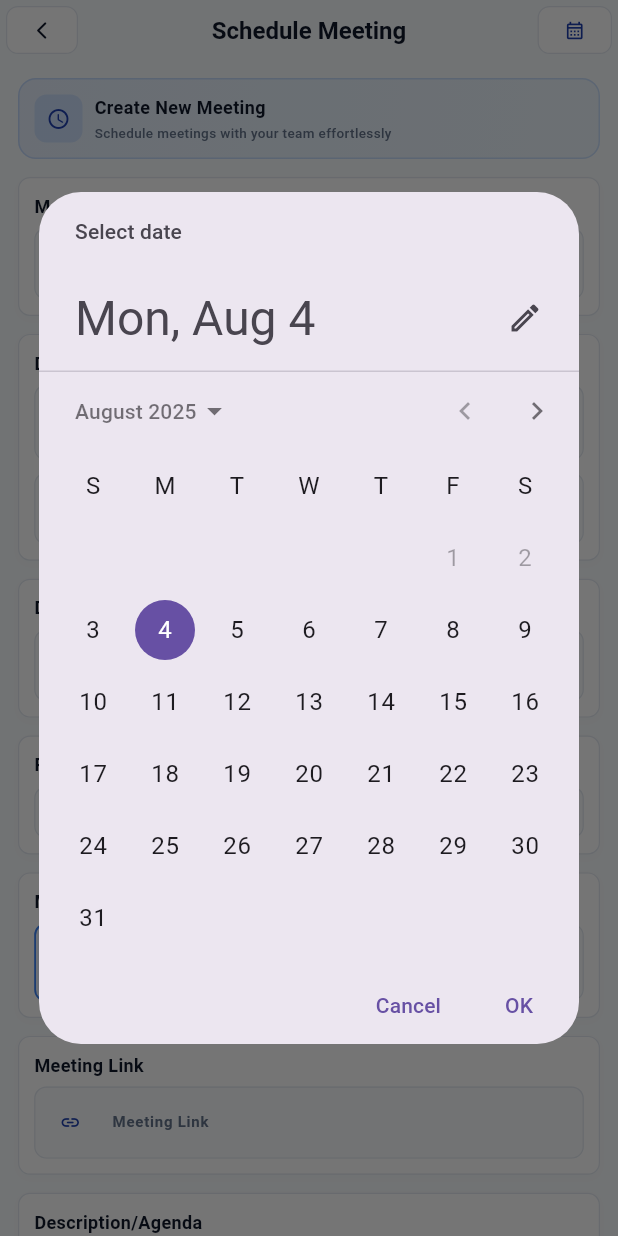
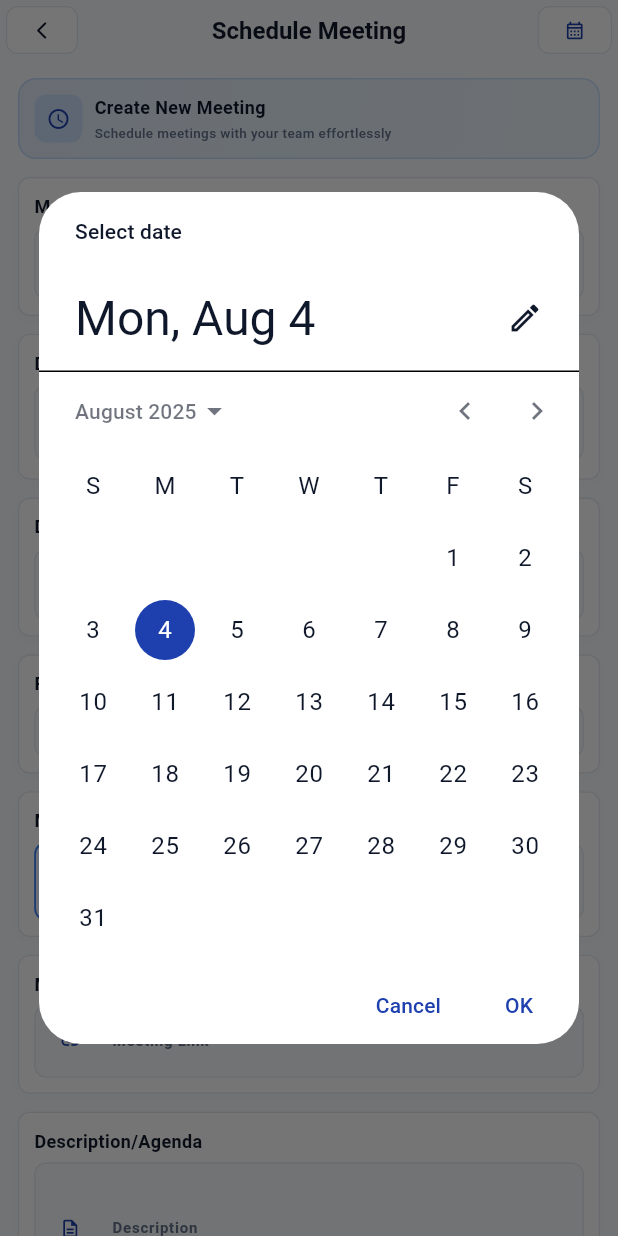
Before and after one commit to unawarexi/Flutter_Realtime_Workspace, a Flutter app: the ScheduleMeet screen opened directly, after a tap on "Date", on a phone screen of 412 x 824 dp. Run offline on Flutter 3.47's test engine with Material 3 defaults, Android fonts, the phone set to English and light mode, and no system bars; our stand-ins replace carousel_slider, dio, file_picker, firebase_auth, firebase_core, firebase_storage and 22 more; missing offline and left inert: gantt_chart, msal_auth, sign_button; accounts and stored records are empty.

Commit message:
custom date and time theme, included timezones

```diff
--- a/Flutter_Realtime_Workspace/lib/features/collaboration/presentation/widgets/date_timezone.dart
+++ b/Flutter_Realtime_Workspace/lib/features/collaboration/presentation/widgets/date_timezone.dart
@@ -25,99 +25,234 @@ class DateTimeTimezonePicker extends StatelessWidget {
   @override
   Widget build(BuildContext context) {
     final timezones = TFormatter.getAllTimeZoneNames();
-    return Column(
+    return LayoutBuilder(
+      builder: (context, constraints) {
+        final bool isWide = constraints.maxWidth > 340;
+        final double tileWidth = isWide ? (constraints.maxWidth - 16) / 3 : constraints.maxWidth;
+
+        return isWide
+            ? Row(
                 children: [
-        Row(
-          children: [
-            Expanded(
+                  SizedBox(
+                    width: tileWidth,
                     child: _buildDateTimeTile(
                       title: 'Date',
                       value: TFormatter.formatDateForUi(selectedDate),
                       icon: Icons.calendar_today_outlined,
                       isDarkMode: isDarkMode,
                       onTap: () async {
-                  final picked = await TFormatter.pickDate(context, selectedDate);
+                        final picked = await _showThemedDatePicker(context, selectedDate, isDarkMode);
                         if (picked != null && picked != selectedDate) {
                           onDateChanged(picked);
                         }
                       },
                     ),
                   ),
-            const SizedBox(width: 12),
-            Expanded(
+                  const SizedBox(width: 8),
+                  SizedBox(
+                    width: tileWidth,
                     child: _buildDateTimeTile(
                       title: 'Time',
                       value: TFormatter.formatTimeForUi(selectedTime),
                       icon: Icons.access_time_rounded,
                       isDarkMode: isDarkMode,
                       onTap: () async {
-                  final picked = await TFormatter.pickTime(context, selectedTime);
+                        final picked = await _showThemedTimePicker(context, selectedTime, isDarkMode);
                         if (picked != null && picked != selectedTime) {
                           onTimeChanged(picked);
                         }
                       },
                     ),
                   ),
+                  const SizedBox(width: 8),
+                  SizedBox(
+                    width: tileWidth,
+                    child: _buildDateTimeTile(
+                      title: 'Timezone',
+                      value: TFormatter.formatTimezone(selectedTimezone),
+                      icon: Icons.public,
+                      isDarkMode: isDarkMode,
+                      onTap: () async {
+                        final tz = await _showTimezonePicker(context, timezones, selectedTimezone, isDarkMode);
+                        if (tz != null && tz != selectedTimezone) {
+                          onTimezoneChanged(tz);
+                        }
+                      },
+                    ),
+                  ),
                 ],
+              )
+            : Column(
+                crossAxisAlignment: CrossAxisAlignment.stretch,
+                children: [
+                  _buildDateTimeTile(
+                    title: 'Date',
+                    value: TFormatter.formatDateForUi(selectedDate),
+                    icon: Icons.calendar_today_outlined,
+                    isDarkMode: isDarkMode,
+                    onTap: () async {
+                      final picked = await _showThemedDatePicker(context, selectedDate, isDarkMode);
+                      if (picked != null && picked != selectedDate) {
+                        onDateChanged(picked);
+                      }
+                    },
                   ),
                   const SizedBox(height: 8),
-        DropdownButtonFormField<String>(
-          value: selectedTimezone,
-          onChanged: (value) {
-            if (value != null) onTimezoneChanged(value);
+                  _buildDateTimeTile(
+                    title: 'Time',
+                    value: TFormatter.formatTimeForUi(selectedTime),
+                    icon: Icons.access_time_rounded,
+                    isDarkMode: isDarkMode,
+                    onTap: () async {
+                      final picked = await _showThemedTimePicker(context, selectedTime, isDarkMode);
+                      if (picked != null && picked != selectedTime) {
+                        onTimeChanged(picked);
+                      }
                     },
-          items: timezones.map((tz) {
-            return DropdownMenuItem<String>(
-              value: tz,
+                  ),
+                  const SizedBox(height: 8),
+                  _buildDateTimeTile(
+                    title: 'Timezone',
+                    value: TFormatter.formatTimezone(selectedTimezone),
+                    icon: Icons.public,
+                    isDarkMode: isDarkMode,
+                    onTap: () async {
+                      final tz = await _showTimezonePicker(context, timezones, selectedTimezone, isDarkMode);
+                      if (tz != null && tz != selectedTimezone) {
+                        onTimezoneChanged(tz);
+                      }
+                    },
+                  ),
+                ],
+              );
+      },
+    );
+  }
+
+  // Themed Date Picker
+  Future<DateTime?> _showThemedDatePicker(BuildContext context, DateTime initialDate, bool isDarkMode) {
+    final theme = Theme.of(context);
+    return showDatePicker(
+      context: context,
+      initialDate: initialDate,
+      firstDate: DateTime.now().subtract(const Duration(days: 365)),
+      lastDate: DateTime.now().add(const Duration(days: 365 * 5)),
+      builder: (context, child) {
+        return Theme(
+          data: theme.copyWith(
+            colorScheme: ColorScheme.light(
+              primary: isDarkMode ? TColors.lightBlue : TColors.buttonPrimary,
+              onPrimary: Colors.white,
+              surface: isDarkMode ? TColors.cardColorDark : Colors.white,
+              onSurface: isDarkMode ? Colors.white : TColors.backgroundDark,
+              background: isDarkMode ? TColors.backgroundDarkAlt : TColors.backgroundLight,
+            ).copyWith(
+              brightness: isDarkMode ? Brightness.dark : Brightness.light,
+            ),
+            dialogBackgroundColor: isDarkMode ? TColors.cardColorDark : Colors.white,
+            textButtonTheme: TextButtonThemeData(
+              style: TextButton.styleFrom(
+                foregroundColor: isDarkMode ? TColors.lightBlue : TColors.buttonPrimary,
+              ),
+            ),
+          ),
+          child: child!,
+        );
+      },
+    );
+  }
+
+  // Themed Time Picker
+  Future<TimeOfDay?> _showThemedTimePicker(BuildContext context, TimeOfDay initialTime, bool isDarkMode) {
+    final theme = Theme.of(context);
+    return showTimePicker(
+      context: context,
+      initialTime: initialTime,
+      builder: (context, child) {
+        return Theme(
+          data: theme.copyWith(
+            colorScheme: ColorScheme.light(
+              primary: isDarkMode ? TColors.lightBlue : TColors.buttonPrimary,
+              onPrimary: Colors.white,
+              surface: isDarkMode ? TColors.cardColorDark : Colors.white,
+              onSurface: isDarkMode ? Colors.white : TColors.backgroundDark,
+              background: isDarkMode ? TColors.backgroundDarkAlt : TColors.backgroundLight,
+            ).copyWith(
+              brightness: isDarkMode ? Brightness.dark : Brightness.light,
+            ),
+            dialogBackgroundColor: isDarkMode ? TColors.cardColorDark : Colors.white,
+            textButtonTheme: TextButtonThemeData(
+              style: TextButton.styleFrom(
+                foregroundColor: isDarkMode ? TColors.lightBlue : TColors.buttonPrimary,
+              ),
+            ),
+          ),
+          child: child!,
+        );
+      },
+    );
+  }
+
+  // Timezone Picker as Modal Bottom Sheet
+  Future<String?> _showTimezonePicker(
+    BuildContext context,
+    List<String> timezones,
+    String selectedTimezone,
+    bool isDarkMode,
+  ) async {
+    return await showModalBottomSheet<String>(
+      context: context,
+      backgroundColor: isDarkMode ? TColors.cardColorDark : Colors.white,
+      shape: const RoundedRectangleBorder(
+        borderRadius: BorderRadius.vertical(top: Radius.circular(16)),
+      ),
+      builder: (context) {
+        return SafeArea(
+          child: Column(
+            mainAxisSize: MainAxisSize.min,
+            children: [
+              Padding(
+                padding: const EdgeInsets.symmetric(vertical: 12),
                 child: Text(
-                TFormatter.formatTimezone(tz),
+                  'Select Timezone',
                   style: TextStyle(
-                  fontSize: 12,
+                    fontWeight: FontWeight.bold,
+                    fontSize: 14,
                     color: isDarkMode ? Colors.white : TColors.backgroundDark,
                   ),
                 ),
-            );
-          }).toList(),
-          decoration: InputDecoration(
-            labelText: 'Timezone',
-            prefixIcon: Icon(
-              Icons.public,
-              color: isDarkMode ? TColors.lightBlue : TColors.buttonPrimary,
-              size: 14,
               ),
-            labelStyle: TextStyle(
-              color: isDarkMode ? TColors.textSecondaryDark : TColors.textTertiaryLight,
-              fontSize: 10,
-              fontWeight: FontWeight.w600,
+              Flexible(
+                child: ListView.separated(
+                  shrinkWrap: true,
+                  itemCount: timezones.length,
+                  separatorBuilder: (_, __) => Divider(
+                    color: isDarkMode ? TColors.borderDark : TColors.borderLight,
+                    height: 1,
                   ),
-            filled: true,
-            fillColor: isDarkMode ? TColors.backgroundDarkAlt : const Color(0xFFF8FAFC),
-            border: OutlineInputBorder(
-              borderRadius: BorderRadius.circular(8),
-              borderSide: BorderSide(
-                color: isDarkMode ? TColors.borderDark : TColors.borderLight,
-                width: 0.8,
+                  itemBuilder: (context, idx) {
+                    final tz = timezones[idx];
+                    return ListTile(
+                      title: Text(
+                        TFormatter.formatTimezone(tz),
+                        style: TextStyle(
+                          color: isDarkMode ? Colors.white : TColors.backgroundDark,
+                          fontSize: 12,
                         ),
                       ),
-            enabledBorder: OutlineInputBorder(
-              borderRadius: BorderRadius.circular(8),
-              borderSide: BorderSide(
-                color: isDarkMode ? TColors.borderDark : TColors.borderLight,
-                width: 0.8,
+                      trailing: tz == selectedTimezone
+                          ? Icon(Icons.check, color: isDarkMode ? TColors.lightBlue : TColors.buttonPrimary, size: 18)
+                          : null,
+                      onTap: () => Navigator.pop(context, tz),
+                    );
+                  },
                 ),
               ),
-            focusedBorder: OutlineInputBorder(
-              borderRadius: BorderRadius.circular(8),
-              borderSide: BorderSide(
-                color: isDarkMode ? TColors.lightBlue : TColors.buttonPrimary,
-                width: 1.2,
+              const SizedBox(height: 8),
+            ],
           ),
-            ),
-            contentPadding: const EdgeInsets.symmetric(vertical: 8, horizontal: 8),
-          ),
-          dropdownColor: isDarkMode ? TColors.cardColorDark : Colors.white,
-        ),
-      ],
+        );
+      },
     );
   }
 
@@ -131,7 +266,9 @@ class DateTimeTimezonePicker extends StatelessWidget {
     return GestureDetector(
       onTap: onTap,
       child: Container(
+        width: double.infinity,
         padding: const EdgeInsets.all(8),
+        margin: const EdgeInsets.only(bottom: 2),
         decoration: BoxDecoration(
           color: isDarkMode ? TColors.backgroundDarkAlt : const Color(0xFFF8FAFC),
           borderRadius: BorderRadius.circular(8),
```
Lines whose indentation alone changed are shown as unchanged.
